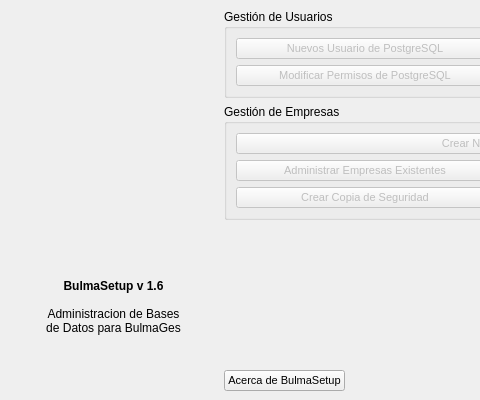
Old version of the form bulmages/bulmasetup/bulmasetupbase.ui in the repository eboladev/Bulmages-1; both pictures show x 0 to 480 and y 0 to 400 of the 778 by 400 pixel window.
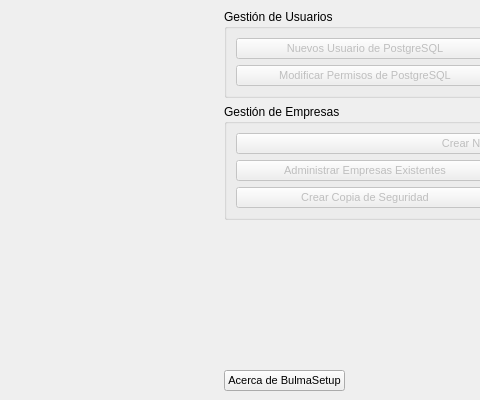
New version of the form. Icons and pictures are not drawn.

Commit message: Cambios para la nueva release

Diff of the .ui file:
```diff
--- a/bulmages/bulmasetup/bulmasetupbase.ui
+++ b/bulmages/bulmasetup/bulmasetupbase.ui
@@ -38,7 +38,7 @@
         <property name="maximumSize">
          <size>
           <width>209</width>
-          <height>209</height>
+          <height>400</height>
          </size>
         </property>
         <property name="text">
@@ -55,23 +55,6 @@
         </property>
        </widget>
       </item>
-      <item>
-       <widget class="QLabel" name="label_2">
-        <property name="text">
-         <string>&lt;!DOCTYPE HTML PUBLIC &quot;-//W3C//DTD HTML 4.0//EN&quot; &quot;http://www.w3.org/TR/REC-html40/strict.dtd&quot;&gt;
-&lt;html&gt;&lt;head&gt;&lt;meta name=&quot;qrichtext&quot; content=&quot;1&quot; /&gt;&lt;style type=&quot;text/css&quot;&gt;
-p, li { white-space: pre-wrap; }
-&lt;/style&gt;&lt;/head&gt;&lt;body style=&quot; font-family:'MS Shell Dlg 2'; font-size:8pt; font-weight:400; font-style:normal;&quot;&gt;
-&lt;p style=&quot; margin-top:0px; margin-bottom:0px; margin-left:0px; margin-right:0px; -qt-block-indent:0; text-indent:0px;&quot;&gt;&lt;span style=&quot; font-family:'Sans Serif'; font-size:9pt; font-weight:600;&quot;&gt;BulmaSetup v 1.6&lt;/span&gt;&lt;/p&gt;
-&lt;p style=&quot;-qt-paragraph-type:empty; margin-top:0px; margin-bottom:0px; margin-left:0px; margin-right:0px; -qt-block-indent:0; text-indent:0px; font-family:'Sans Serif'; font-size:9pt;&quot;&gt;&lt;br /&gt;&lt;/p&gt;
-&lt;p style=&quot; margin-top:0px; margin-bottom:0px; margin-left:0px; margin-right:0px; -qt-block-indent:0; text-indent:0px;&quot;&gt;&lt;span style=&quot; font-family:'Sans Serif'; font-size:9pt;&quot;&gt;Administracion de Bases&lt;/span&gt;&lt;/p&gt;
-&lt;p style=&quot; margin-top:0px; margin-bottom:0px; margin-left:0px; margin-right:0px; -qt-block-indent:0; text-indent:0px;&quot;&gt;&lt;span style=&quot; font-family:'Sans Serif'; font-size:9pt;&quot;&gt;de Datos para BulmaGes&lt;/span&gt;&lt;/p&gt;&lt;/body&gt;&lt;/html&gt;</string>
-        </property>
-        <property name="alignment">
-         <set>Qt::AlignCenter</set>
-        </property>
-       </widget>
-      </item>
      </layout>
     </item>
     <item>
```
Left out of the diff: 6 changed lines with no effect on the pictures. The commit also changes 5 other files.
